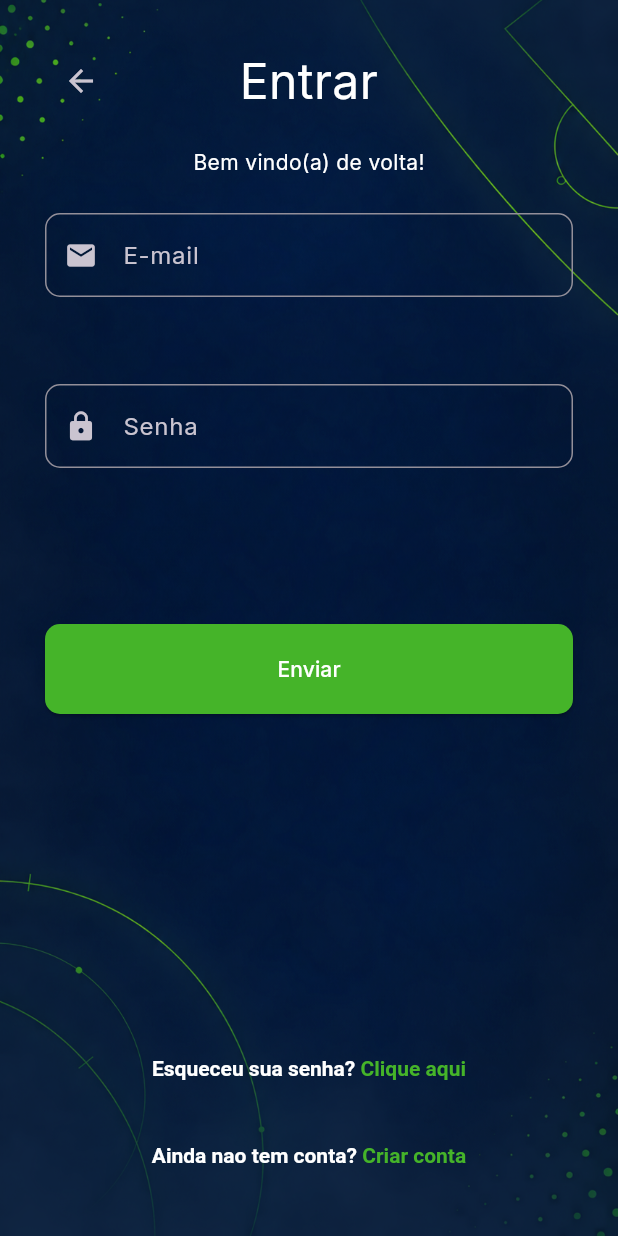
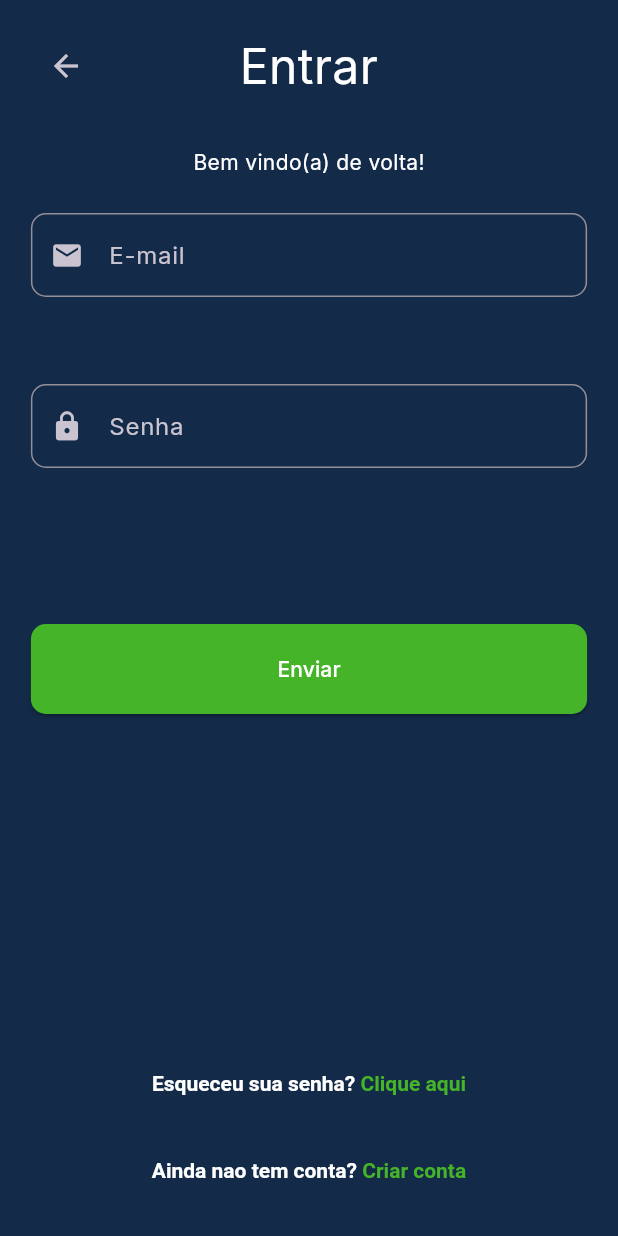
Before and after one commit to Victor1669/Peneiras-App-FrontEnd, a Flutter app: the LoginScreenBody widget shown alone on an empty page, opened directly, on a phone screen of 412 x 824 dp. Run offline on Flutter 3.47's test engine with Material 3 defaults, Android fonts, the phone set to English and light mode, and no system bars; our stand-ins replace go_router, google_fonts, image_picker.

Commit message:
refactor: Adição de arquivo de layout para padronização das telas.

```diff
--- /dev/null
+++ b/lib/layout/screen_frame.dart
@@ -0,0 +1,49 @@
+import 'package:flutter/material.dart';
+import 'package:peneiras/widgets/header_stack.dart';
+
+class ScreenFrame extends StatelessWidget {
+  final String title;
+  final double? headerFontSize;
+  final VoidCallback onBack;
+  final Widget child;
+  final Widget? footer;
+
+  const ScreenFrame({
+    super.key,
+    required this.title,
+    required this.onBack,
+    required this.child,
+    this.headerFontSize = 32,
+    this.footer,
+  });
+
+  @override
+  Widget build(BuildContext context) {
+    return Scaffold(
+      backgroundColor: Colors.transparent,
+      body: SafeArea(
+        child: Center(
+          child: Padding(
+            padding: const EdgeInsets.all(20),
+            child: Column(
+              mainAxisAlignment: MainAxisAlignment.spaceBetween,
+              children: [
+                Column(
+                  children: [
+                    HeaderStack(
+                        onBack: onBack, title: title, fontSize: headerFontSize),
+                    const SizedBox(height: 10),
+                  ],
+                ),
+                Expanded(
+                  child: child,
+                ),
+                if (footer != null) footer!,
+              ],
+            ),
+          ),
+        ),
+      ),
+    );
+  }
+}
--- a/lib/screens/cadastro/cadastro_jogador.dart
+++ b/lib/screens/cadastro/cadastro_jogador.dart
@@ -2,7 +2,7 @@
 import 'package:go_router/go_router.dart';
 import 'package:peneiras/models/input_config.dart';
 import 'package:peneiras/widgets/dynamic_form.dart';
-import 'package:peneiras/widgets/multi_step_scaffold.dart';
+import 'package:peneiras/layout/multi_step_scaffold.dart';
 
 class CadastroJogadorScreen extends StatefulWidget {
   const CadastroJogadorScreen({super.key});
--- a/lib/screens/cadastro/cadastro_time.dart
+++ b/lib/screens/cadastro/cadastro_time.dart
@@ -2,7 +2,7 @@
 import 'package:go_router/go_router.dart';
 import 'package:peneiras/models/input_config.dart';
 import 'package:peneiras/widgets/dynamic_form.dart';
-import 'package:peneiras/widgets/multi_step_scaffold.dart';
+import 'package:peneiras/layout/multi_step_scaffold.dart';
 
 class CadastroTimeScreen extends StatefulWidget {
   const CadastroTimeScreen({super.key});
--- a/lib/screens/initial.dart
+++ b/lib/screens/initial.dart
@@ -1,7 +1,7 @@
 import 'package:flutter/material.dart';
 import 'package:go_router/go_router.dart';
 import 'package:google_fonts/google_fonts.dart';
-import '../widgets/responsive_width.dart';
+import '../layout/responsive_width.dart';
 import '../widgets/transparent_button.dart';
 import '../constants/app_colors.dart';
 
--- a/lib/screens/login.dart
+++ b/lib/screens/login.dart
@@ -1,6 +1,6 @@
 import 'package:flutter/material.dart';
 import 'package:go_router/go_router.dart';
-import 'package:peneiras/widgets/header_stack.dart';
+import 'package:peneiras/layout/screen_frame.dart';
 
 import '../models/input_config.dart';
 
@@ -22,73 +22,46 @@
 
   @override
   Widget build(BuildContext context) {
-    return Scaffold(
-        backgroundColor: Colors.transparent,
-        body: Center(
-          child: Padding(
-            padding: const EdgeInsets.all(30),
-            child: Column(
-              mainAxisAlignment: MainAxisAlignment.spaceBetween,
+    return ScreenFrame(
+      title: "Entrar",
+      onBack: () => context.go("/"),
+      footer: Column(
+        spacing: 10,
         children: [
-                Column(
+          _buildFooterLink(context, '/recuperar-senha', 'Esqueceu sua senha?',
+              ' Clique aqui'),
+          _buildFooterLink(
+              context, '/cadastro', 'Ainda nao tem conta?', ' Criar conta'),
+        ],
+      ),
+      child: const Column(
         children: [
-                    HeaderStack(
-                        onBack: () {
-                          context.go("/");
-                        },
-                        title: "Entrar"),
-                    const Padding(
-                      padding: EdgeInsetsGeometry.all(20),
+          Padding(
+            padding: EdgeInsets.symmetric(vertical: 20),
             child: Text("Bem vindo(a) de volta!"),
           ),
-                    const LoginForm(),
+          LoginForm(),
         ],
       ),
-                Column(
-                  spacing: 10,
+    );
+  }
+
+  Widget _buildFooterLink(
+      BuildContext context, String route, String text1, String text2) {
+    return TextButton(
+      onPressed: () => context.push(route),
+      child: RichText(
+        text: TextSpan(
+          style: const TextStyle(fontWeight: FontWeight.bold),
           children: [
-                    TextButton(
-                      onPressed: () {
-                        context.push('/recuperar-senha');
-                      },
-                      child: RichText(
-                        text: const TextSpan(
-                          style: TextStyle(fontWeight: FontWeight.bold),
-                          children: [
+            TextSpan(text: text1, style: const TextStyle(color: Colors.white)),
             TextSpan(
-                                text: 'Esqueceu sua senha?',
-                                style: TextStyle(color: Colors.white)),
-                            TextSpan(
-                                text: ' Clique aqui',
-                                style: TextStyle(color: AppColors.lightGreen)),
+                text: text2,
+                style: const TextStyle(color: AppColors.lightGreen)),
           ],
         ),
       ),
-                    ),
-                    TextButton(
-                      onPressed: () {
-                        context.push('/cadastro');
-                      },
-                      child: RichText(
-                        text: const TextSpan(
-                          style: TextStyle(fontWeight: FontWeight.bold),
-                          children: [
-                            TextSpan(
-                                text: 'Ainda nao tem conta?',
-                                style: TextStyle(color: Colors.white)),
-                            TextSpan(
-                                text: ' Criar conta',
-                                style: TextStyle(color: AppColors.lightGreen)),
-                          ],
-                        ),
-                      ),
-                    )
-                  ],
-                ),
-              ],
-            ),
-          ),
-        ));
+    );
   }
 }
 
--- a/lib/widgets/dynamic_form.dart
+++ b/lib/widgets/dynamic_form.dart
@@ -1,5 +1,5 @@
 import 'package:flutter/material.dart';
-import 'package:peneiras/widgets/responsive_width.dart';
+import 'package:peneiras/layout/responsive_width.dart';
 import '../models/input_config.dart';
 
 class DynamicForm extends StatefulWidget {
```
Also changed, not shown: lib/layout/multi_step_scaffold.dart (renamed from lib/widgets/multi_step_scaffold.dart, +9 -19 lines), lib/screens/cadastro/cadastro.dart (+30 -43 lines), lib/screens/cadastro/upload_photo.dart (+18 -31 lines), lib/layout/responsive_width.dart (renamed from lib/widgets/responsive_width.dart). Lines whose indentation alone changed are shown as unchanged.
